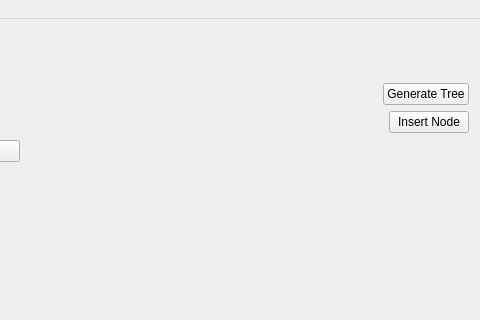
yknishidate/BinarySearchTreeVisualizer, file BinarySearchTreeVisualizer/mainwindow.ui: the form before one commit; both pictures show x 520 to 1000 and y 0 to 320 of the 1000 by 650 pixel window.
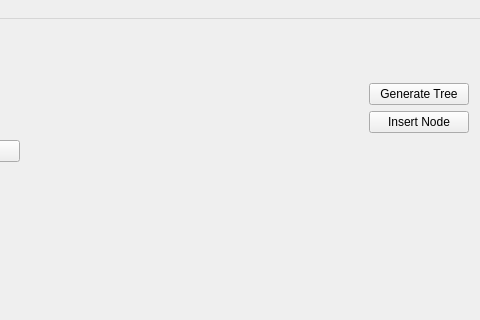
The form after the commit. Icons and pictures are not drawn. Custom widgets are drawn as their Qt base class.

The edit to the form file:
```diff
--- a/BinarySearchTreeVisualizer/mainwindow.ui
+++ b/BinarySearchTreeVisualizer/mainwindow.ui
@@ -132,6 +132,12 @@
         </item>
         <item>
          <widget class="QPushButton" name="generateTreePushButton">
+          <property name="minimumSize">
+           <size>
+            <width>100</width>
+            <height>0</height>
+           </size>
+          </property>
           <property name="text">
            <string>Generate Tree</string>
           </property>
@@ -188,6 +194,12 @@
         </item>
         <item>
          <widget class="QPushButton" name="insertNodePushButton">
+          <property name="minimumSize">
+           <size>
+            <width>100</width>
+            <height>0</height>
+           </size>
+          </property>
           <property name="text">
            <string>Insert Node</string>
           </property>
```
